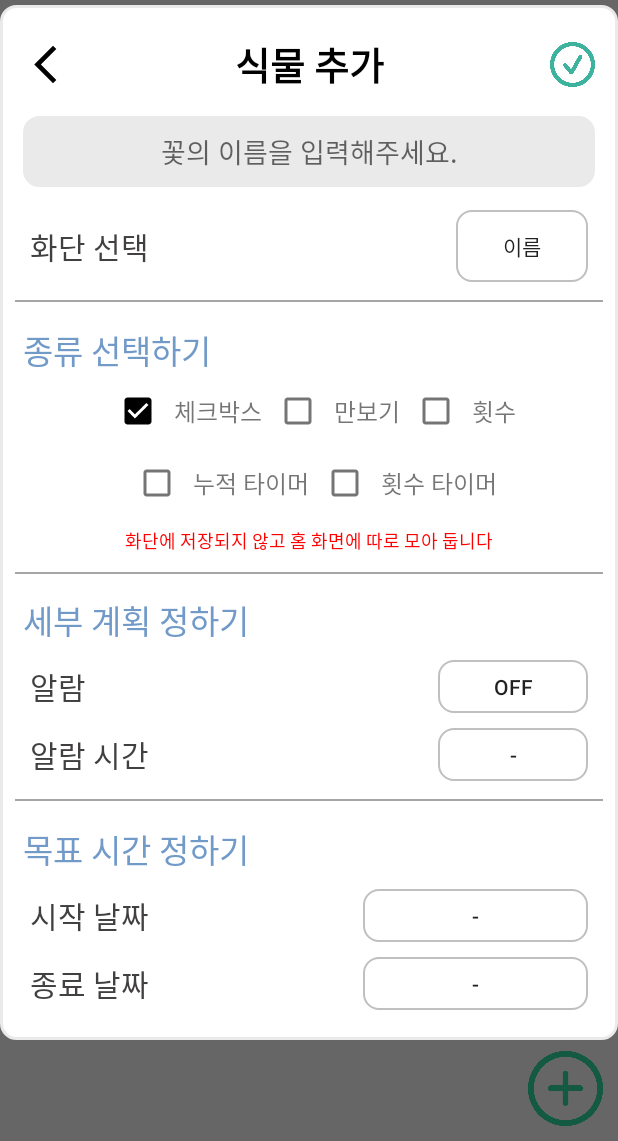
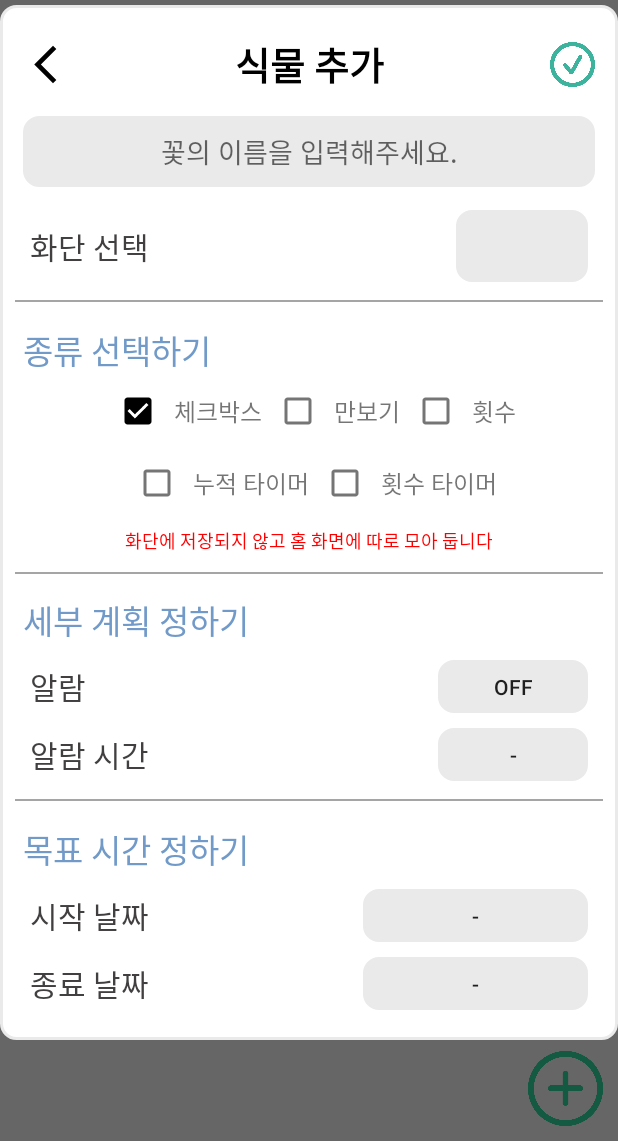
Before and after one commit to SSUGardenMaker/GardenMaker, an Android app: the MainActivity screen opened directly, with no data from a screen before it, after a tap on an icon or button, on a phone screen of 412 x 824 dp, the part 95-1236 px from its top. Run offline under Robolectric (Android 15) with nearby library versions, the phone set to English and light mode, and no system bars.

Commit message:
식물 추가 다이얼로그 버튼 배경색

```diff
--- a/app/src/main/res/layout/dialog_createplant.xml
+++ b/app/src/main/res/layout/dialog_createplant.xml
@@ -99,9 +99,11 @@
                 android:id="@+id/Category_btn_Dialog"
                 android:layout_width="wrap_content"
                 android:layout_height="wrap_content"
-                android:text="이름"
+                android:text=""
+                android:textSize="16sp"
                 android:fontFamily="@font/gmarket_sans_regular"
                 android:background="@drawable/border_btn_dialog"
+                android:backgroundTint="@color/bg_color"
                 android:layout_marginEnd="10dp"
                 app:layout_constraintRight_toRightOf="parent"
                 app:layout_constraintTop_toTopOf="parent"
@@ -367,6 +369,7 @@
                     android:layout_width="100dp"
                     android:layout_height="@dimen/dialog_height_Buttonsize"
                     android:background="@drawable/border_btn_dialog"
+                    android:backgroundTint="@color/bg_color"
                     android:layout_marginEnd="@dimen/dialog_btn_Rightmargin"
                     android:layout_marginTop="@dimen/dialog_btn_Topmargin"
                     android:text="OFF"
@@ -393,6 +396,7 @@
                     android:layout_marginTop="10dp"
                     android:layout_marginEnd="10dp"
                     android:background="@drawable/border_btn_dialog"
+                    android:backgroundTint="@color/bg_color"
                     android:text="@string/dialog_non_time"
                     app:layout_constraintRight_toRightOf="parent"
                     app:layout_constraintTop_toBottomOf="@id/Checkbox_Alarm_btn_Dialog" />
@@ -417,6 +421,7 @@
                     android:layout_height="@dimen/dialog_height_Buttonsize"
                     android:text="0"
                     android:background="@drawable/border_btn_dialog"
+                    android:backgroundTint="@color/bg_color"
                     android:layout_marginTop="@dimen/dialog_btn_Topmargin"
                     android:layout_marginEnd="@dimen/dialog_btn_Rightmargin"
                     android:visibility="gone"
@@ -444,6 +449,7 @@
                     android:layout_height="@dimen/dialog_height_Buttonsize"
                     android:layout_marginEnd="@dimen/dialog_btn_Rightmargin"
                     android:background="@drawable/border_btn_dialog"
+                    android:backgroundTint="@color/bg_color"
                     android:text="0"
                     android:layout_marginTop="@dimen/dialog_btn_Topmargin"
                     android:visibility="gone"
@@ -472,6 +478,7 @@
                     android:id="@+id/CountGoalcounter_btn_Dialog"
                     android:visibility="gone"
                     android:background="@drawable/border_btn_dialog"
+                    android:backgroundTint="@color/bg_color"
                     android:text="0"
                     android:layout_marginTop="@dimen/dialog_btn_Topmargin"
                     app:layout_constraintTop_toTopOf="parent"
@@ -499,6 +506,7 @@
                     android:id="@+id/GoalTimer_Accumulate_btn_Dialog"
                     android:text="@string/dialog_non_time"
                     android:background="@drawable/border_btn_dialog"
+                    android:backgroundTint="@color/bg_color"
                     android:visibility="gone"
                     android:layout_marginTop="@dimen/dialog_btn_Topmargin"
                     app:layout_constraintTop_toTopOf="parent"
@@ -526,6 +534,7 @@
                     android:id="@+id/GoalTimer_Count_btn_Dialog"
                     android:text="@string/dialog_non_time"
                     android:background="@drawable/border_btn_dialog"
+                    android:backgroundTint="@color/bg_color"
                     android:visibility="gone"
                     android:layout_marginTop="@dimen/dialog_btn_Topmargin"
                     app:layout_constraintTop_toTopOf="parent"
@@ -552,6 +561,7 @@
                     android:id="@+id/Goal_Count_btn_Dialog"
                     android:text="@string/dialog_non_time"
                     android:background="@drawable/border_btn_dialog"
+                    android:backgroundTint="@color/bg_color"
                     android:visibility="gone"
                     android:layout_marginTop="@dimen/dialog_btn_Topmargin"
                     app:layout_constraintTop_toBottomOf="@id/GoalTimer_Count_btn_Dialog"
@@ -606,6 +616,7 @@
                 android:layout_marginTop="@dimen/dialog_btn_Topmargin"
                 android:layout_marginEnd="@dimen/dialog_btn_Rightmargin"
                 android:background="@drawable/border_btn_dialog"
+                android:backgroundTint="@color/bg_color"
                 app:layout_constraintRight_toRightOf="parent"
                 app:layout_constraintTop_toBottomOf="@id/tv4_Dialog" />
 
@@ -630,6 +641,7 @@
                 android:layout_marginTop="@dimen/dialog_btn_Topmargin"
                 android:text="@string/dialog_non_time"
                 android:background="@drawable/border_btn_dialog"
+                android:backgroundTint="@color/bg_color"
                 app:layout_constraintRight_toRightOf="parent"
                 app:layout_constraintTop_toBottomOf="@id/StartDay_Dialog" />
         </androidx.constraintlayout.widget.ConstraintLayout>
```
